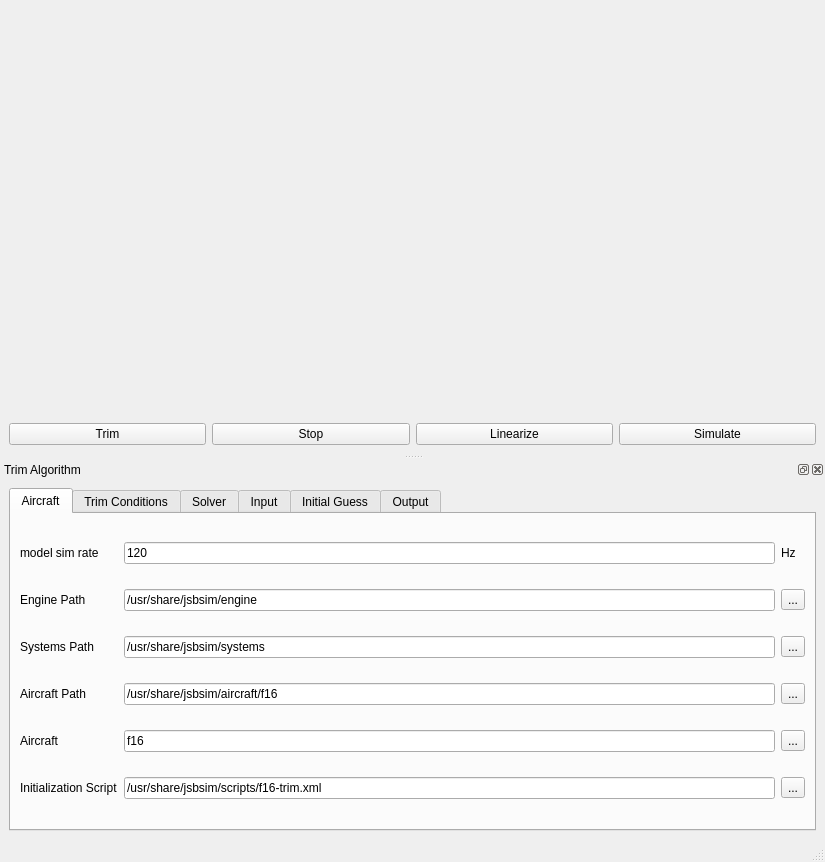
Qt form app/trim/MainWindow.ui (fthgkc/mavsim) before a commit.
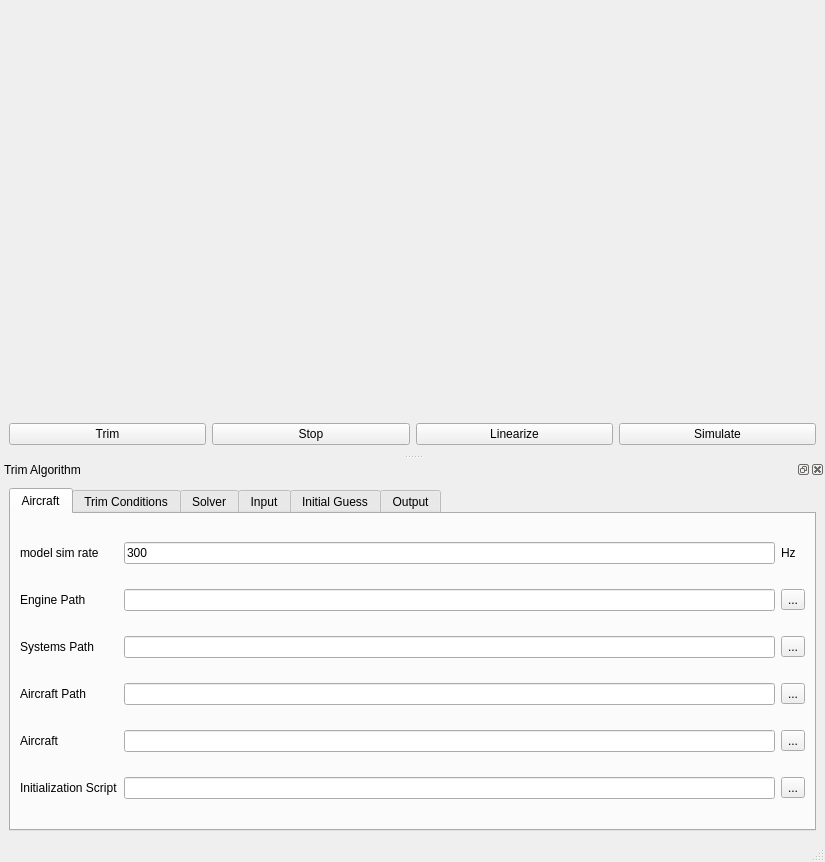
The same form after that commit. The open tabs and pages were chosen to show the change. Custom widgets are drawn as their Qt base class.

Commit message: Trim app working.

Diff of the .ui file:
```diff
--- a/app/trim/MainWindow.ui
+++ b/app/trim/MainWindow.ui
@@ -83,7 +83,7 @@
    </attribute>
    <widget class="QWidget" name="dockWidgetContents_6">
     <layout class="QGridLayout" name="gridLayout_4">
-     <item row="1" column="0">
+     <item row="0" column="0">
       <widget class="QTabWidget" name="tabWidget">
        <property name="currentIndex">
         <number>4</number>
@@ -103,7 +103,7 @@
          <item row="1" column="2">
           <widget class="QLineEdit" name="lineEdit_enginePath">
            <property name="text">
-            <string>/usr/share/jsbsim/engine</string>
+            <string/>
            </property>
           </widget>
          </item>
@@ -124,7 +124,7 @@
          <item row="2" column="2">
           <widget class="QLineEdit" name="lineEdit_systemsPath">
            <property name="text">
-            <string>/usr/share/jsbsim/systems</string>
+            <string/>
            </property>
           </widget>
          </item>
@@ -159,7 +159,7 @@
          <item row="4" column="2">
           <widget class="QLineEdit" name="lineEdit_aircraft">
            <property name="text">
-            <string>f16</string>
+            <string/>
            </property>
           </widget>
          </item>
@@ -180,7 +180,7 @@
          <item row="5" column="2">
           <widget class="QLineEdit" name="lineEdit_initScript">
            <property name="text">
-            <string>/usr/share/jsbsim/scripts/f16-trim.xml</string>
+            <string/>
            </property>
           </widget>
          </item>
@@ -194,7 +194,7 @@
          <item row="3" column="2">
           <widget class="QLineEdit" name="lineEdit_aircraftPath">
            <property name="text">
-            <string>/usr/share/jsbsim/aircraft/f16</string>
+            <string/>
            </property>
           </widget>
          </item>
@@ -208,7 +208,7 @@
          <item row="0" column="2">
           <widget class="QLineEdit" name="lineEdit_modelSimRate">
            <property name="text">
-            <string>120</string>
+            <string>300</string>
            </property>
           </widget>
          </item>
```
Left out of the diff: 32 changed lines with no effect on the pictures. The commit also changes 7 other files.
